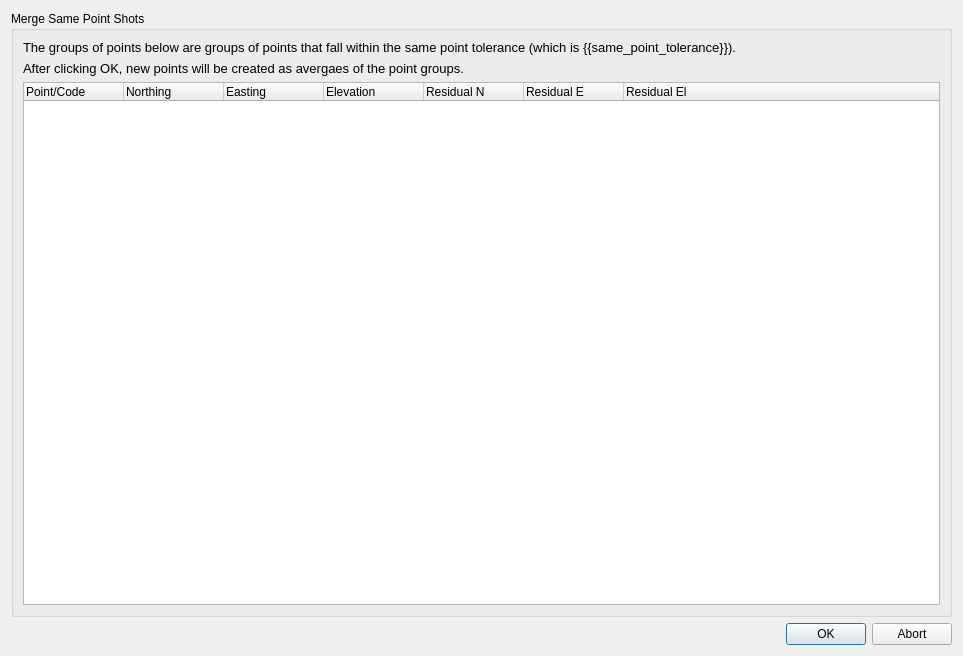
Don-More-Surveys-Engineering-Ltd/fieldworkimport, file fieldworkimport/resources/ui/same_point_shots_ui.ui: the form before one commit.
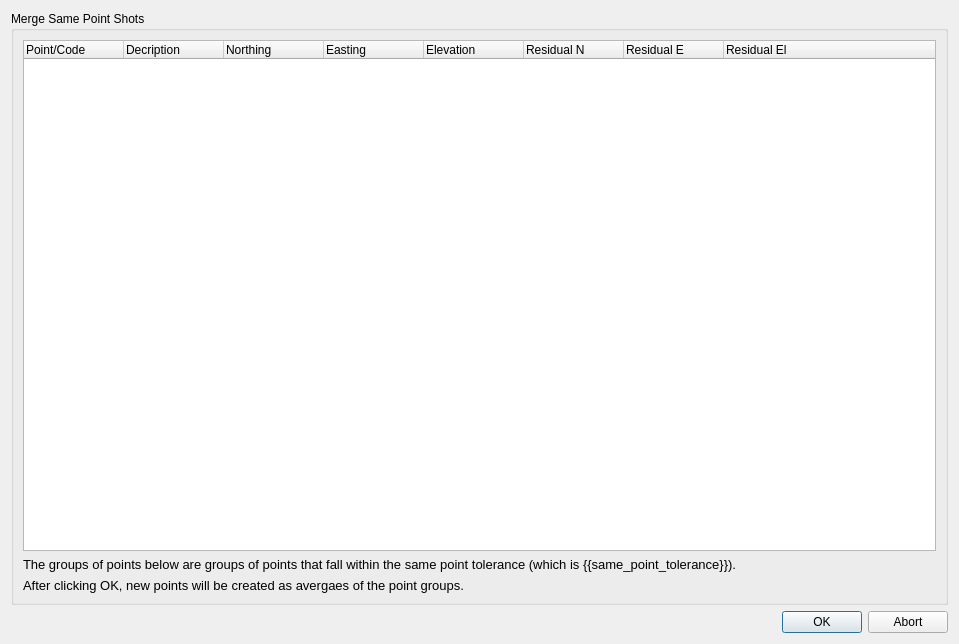
The form after the commit.

```diff
--- a/fieldworkimport/resources/ui/same_point_shots_ui.ui
+++ b/fieldworkimport/resources/ui/same_point_shots_ui.ui
@@ -6,8 +6,8 @@
    <rect>
     <x>0</x>
     <y>0</y>
-    <width>963</width>
-    <height>656</height>
+    <width>959</width>
+    <height>644</height>
    </rect>
   </property>
   <property name="windowTitle">
@@ -20,30 +20,6 @@
       <string>Merge Same Point Shots</string>
      </property>
      <layout class="QVBoxLayout" name="verticalLayout_2">
-      <item>
-       <widget class="QLabel" name="tolerance_text">
-        <property name="font">
-         <font>
-          <pointsize>10</pointsize>
-         </font>
-        </property>
-        <property name="text">
-         <string>The groups of points below are groups of points that fall within the same point tolerance (which is {{same_point_tolerance}}).</string>
-        </property>
-       </widget>
-      </item>
-      <item>
-       <widget class="QLabel" name="label_2">
-        <property name="font">
-         <font>
-          <pointsize>10</pointsize>
-         </font>
-        </property>
-        <property name="text">
-         <string>After clicking OK, new points will be created as avergaes of the point groups.</string>
-        </property>
-       </widget>
-      </item>
       <item>
        <widget class="QTreeWidget" name="tree_widget">
         <attribute name="headerHighlightSections">
@@ -54,6 +30,11 @@
           <string>Point/Code</string>
          </property>
         </column>
+        <column>
+         <property name="text">
+          <string>Decription</string>
+         </property>
+        </column>
         <column>
          <property name="text">
           <string>Northing</string>
@@ -86,6 +67,30 @@
         </column>
        </widget>
       </item>
+      <item>
+       <widget class="QLabel" name="tolerance_text">
+        <property name="font">
+         <font>
+          <pointsize>10</pointsize>
+         </font>
+        </property>
+        <property name="text">
+         <string>The groups of points below are groups of points that fall within the same point tolerance (which is {{same_point_tolerance}}).</string>
+        </property>
+       </widget>
+      </item>
+      <item>
+       <widget class="QLabel" name="label_2">
+        <property name="font">
+         <font>
+          <pointsize>10</pointsize>
+         </font>
+        </property>
+        <property name="text">
+         <string>After clicking OK, new points will be created as avergaes of the point groups.</string>
+        </property>
+       </widget>
+      </item>
      </layout>
     </widget>
    </item>
```
Left out of the diff: 3 changed lines with no effect on the pictures.
